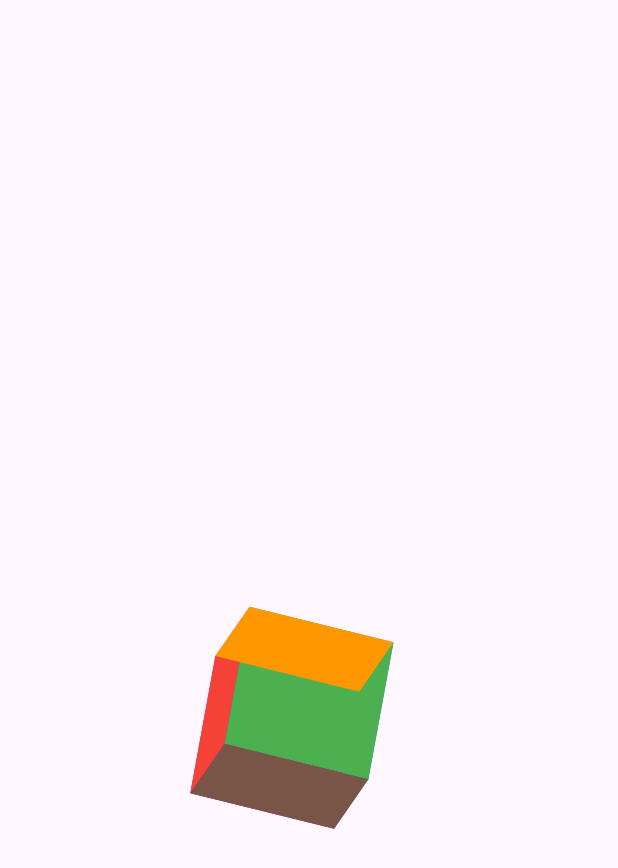
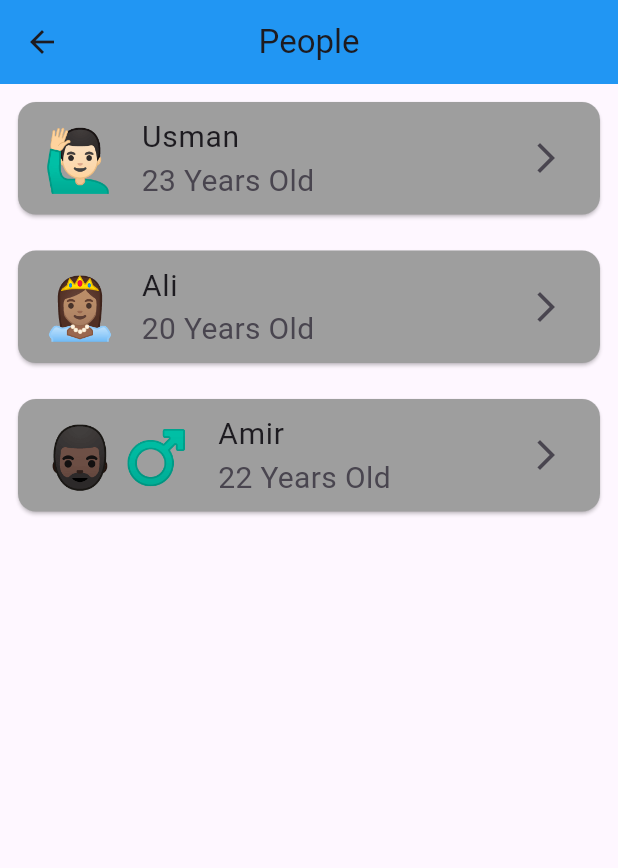
Before and after one commit to Usman-504/Animations, a Flutter app: the screen it shows after launch, after a tap on "Hero Animation", on a phone screen of 412 x 824 dp. Shown: the top 868 px of the screen. Run offline on Flutter 3.47's test engine with Material 3 defaults, Android fonts, the phone set to English and light mode, and no system bars.

Commit message:
Hero Animation

```diff
--- /dev/null
+++ b/lib/example4.dart
@@ -0,0 +1,135 @@
+import 'package:flutter/material.dart';
+
+class Example4 extends StatelessWidget {
+  const Example4({super.key});
+
+  final List<Map<String, dynamic>> people = const [
+    {
+      'name': 'Usman',
+      'age': 23,
+      'emoji': '🙋🏻‍♂️',
+    },
+    {
+      'name': 'Ali',
+      'age': 20,
+      'emoji': '👸🏽',
+    },
+    {
+      'name': 'Amir',
+      'age': 22,
+      'emoji': '🧔🏿‍♂️',
+    },
+  ];
+
+  @override
+  Widget build(BuildContext context) {
+    return Scaffold(
+      appBar: AppBar(
+        centerTitle: true,
+        title: const Text('People'),
+        backgroundColor: Colors.blue,
+      ),
+      body: ListView.builder(
+        itemCount: people.length,
+        itemBuilder: (context, index) {
+          final person = people[index];
+          return Padding(
+            padding: const EdgeInsets.all(8.0),
+            child: Card(
+              color: Colors.grey,
+              child: ListTile(
+                onTap: () {
+                  Navigator.push(
+                      context,
+                      MaterialPageRoute(
+                          builder: (context) => DetailsScreen(person: person)));
+                },
+                leading: Hero(
+                    tag: person['name'],
+                    child: Text(
+                      person['emoji'],
+                      style: const TextStyle(fontSize: 40),
+                    )),
+                title: Text(
+                  person['name'],
+                  style: const TextStyle(fontSize: 20),
+                ),
+                subtitle: Text(
+                  '${person['age'].toString()} Years Old',
+                  style: const TextStyle(fontSize: 20),
+                ),
+                trailing: const Icon(Icons.arrow_forward_ios),
+              ),
+            ),
+          );
+        },
+      ),
+    );
+  }
+}
+
+class DetailsScreen extends StatelessWidget {
+  final dynamic person;
+  const DetailsScreen({super.key, required this.person});
+
+  @override
+  Widget build(BuildContext context) {
+    return Scaffold(
+      appBar: AppBar(
+        centerTitle: true,
+        title: Hero(
+            flightShuttleBuilder: (
+                flightContext,
+                animation,
+                flightDirection,
+                fromHeroContext,
+                toHeroContext) {
+              switch(flightDirection){
+                case HeroFlightDirection.push:
+                 return Material(
+                     color: Colors.transparent,
+
+                     child: ScaleTransition(
+                         scale: animation.drive(
+                           Tween<double>(
+                             begin: 0.0,
+                             end: 1.0,
+                           ).chain(CurveTween(curve: Curves.fastOutSlowIn))
+                         ),
+                         child: toHeroContext.widget));
+                case HeroFlightDirection.pop:
+                  return Material(
+                      color: Colors.transparent,
+                      child: fromHeroContext.widget);
+              }
+            },
+            tag: person['name'],
+            child: Text(
+              person['emoji'],
+              style: const TextStyle(fontSize: 40),
+            )),
+        backgroundColor: Colors.blue,
+      ),
+      body: Center(
+        child: Column(
+          children: [
+            const SizedBox(
+              height: 20,
+            ),
+            Text(
+              person['name'],
+              style: const TextStyle(fontSize: 20),
+            ),
+            const SizedBox(
+              height: 20,
+            ),
+            Text(
+              '${person['age'].toString()} Years Old',
+              style: const TextStyle(fontSize: 20),
+            ),
+          ],
+        ),
+      ),
+    );
+  }
+}
--- a/lib/main.dart
+++ b/lib/main.dart
@@ -1,6 +1,7 @@
 import 'package:animations/example2.dart';
 import 'package:animations/example1.dart';
 import 'package:animations/example3.dart';
+import 'package:animations/example4.dart';
 import 'package:flutter/material.dart';
 
 void main() {
@@ -110,7 +111,7 @@ class MainScreen extends StatelessWidget {
                 onTap: () {
                   Navigator.push(
                     context,
-                    MaterialPageRoute(builder: (context) => const Example3()),
+                    MaterialPageRoute(builder: (context) => const Example4()),
                   );
                 },
                 child: Container(
```
